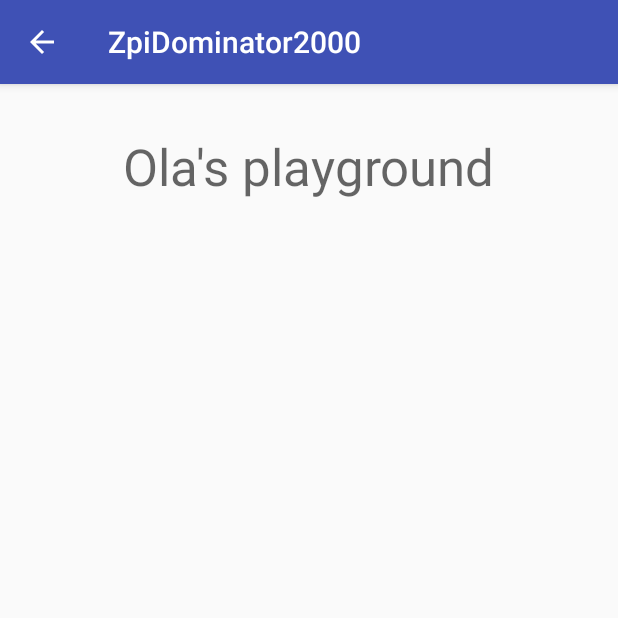
After one commit to shorti1996/ZpiDomator2000, an Android app: the AboutActivity screen opened directly, with no data from a screen before it, on a phone screen of 412 x 824 dp, the top half of it. The commit adds this screen. Run offline under Robolectric (Android 15) with nearby library versions, the phone set to English and light mode, and no system bars; our stand-ins replace RxJava.

Commit message:
about activity

```diff
--- a/app/src/main/AndroidManifest.xml
+++ b/app/src/main/AndroidManifest.xml
@@ -39,6 +39,7 @@
                 android:name="android.support.PARENT_ACTIVITY"
                 android:value="zpi.pls.zpidominator2000.MainActivity" />
         </activity>
+        <activity android:name=".AboutActivity"></activity>
     </application>
 
 </manifest>
--- /dev/null
+++ b/app/src/main/java/zpi/pls/AppCompatActivityWithBackButton.java
@@ -0,0 +1,39 @@
+package zpi.pls;
+
+import android.os.Bundle;
+import android.os.PersistableBundle;
+import android.support.annotation.Nullable;
+import android.support.v7.app.AppCompatActivity;
+import android.view.MenuItem;
+
+import zpi.pls.zpidominator2000.Utils;
+
+/**
+ * Created by wojciech.liebert on 02.06.2018.
+ */
+
+public abstract class AppCompatActivityWithBackButton extends AppCompatActivity {
+
+    @Override
+    public void onCreate(@Nullable Bundle savedInstanceState, @Nullable PersistableBundle persistentState) {
+        super.onCreate(savedInstanceState, persistentState);
+        Utils.setupActionBar(this);
+    }
+
+    @Override
+    protected void onCreate(@Nullable Bundle savedInstanceState) {
+        super.onCreate(savedInstanceState);
+        Utils.setupActionBar(this);
+    }
+
+    @Override
+    public boolean onOptionsItemSelected(MenuItem item) {
+        switch (item.getItemId()) {
+            case android.R.id.home:
+                onBackPressed();
+                return true;
+        }
+
+        return super.onOptionsItemSelected(item);
+    }
+}
--- /dev/null
+++ b/app/src/main/java/zpi/pls/zpidominator2000/AboutActivity.java
@@ -0,0 +1,17 @@
+package zpi.pls.zpidominator2000;
+
+import android.os.Bundle;
+
+import zpi.pls.AppCompatActivityWithBackButton;
+
+public class AboutActivity extends AppCompatActivityWithBackButton {
+
+    @Override
+    protected void onCreate(Bundle savedInstanceState) {
+        super.onCreate(savedInstanceState);
+        setContentView(R.layout.activity_about);
+
+        Utils.setupActionBar(this);
+    }
+
+}
--- a/app/src/main/java/zpi/pls/zpidominator2000/MainActivity.java
+++ b/app/src/main/java/zpi/pls/zpidominator2000/MainActivity.java
@@ -334,6 +334,9 @@ public class MainActivity extends AppCompatActivity
         } else if (id == R.id.nav_help) {
             Intent intent = new Intent(this, HelpActivity.class);
             startActivity(intent);
+        } else if (id == R.id.nav_about) {
+            Intent intent = new Intent(this, AboutActivity.class);
+            startActivity(intent);
         }
 
         DrawerLayout drawer = findViewById(R.id.drawer_layout);
--- a/app/src/main/java/zpi/pls/zpidominator2000/SettingsActivity.java
+++ b/app/src/main/java/zpi/pls/zpidominator2000/SettingsActivity.java
@@ -4,15 +4,15 @@ import android.content.Context;
 import android.content.Intent;
 import android.content.SharedPreferences;
 import android.os.Bundle;
-import android.support.v7.app.AppCompatActivity;
 import android.widget.Button;
 import android.widget.EditText;
 
 import com.jakewharton.rxbinding2.view.RxView;
 
+import zpi.pls.AppCompatActivityWithBackButton;
 import zpi.pls.zpidominator2000.Api.ZpiApiRetrofitClient;
 
-public class SettingsActivity extends AppCompatActivity {
+public class SettingsActivity extends AppCompatActivityWithBackButton {
 
     public EditText apiAddressVal;
     public Button apiAddressOk;
@@ -73,4 +73,5 @@ public class SettingsActivity extends AppCompatActivity {
         String apiAddress = sharedPref.getString(getString(R.string.setting_api_address_key), defaultValue);
         apiAddressVal.setText(apiAddress);
     }
+
 }
--- a/app/src/main/java/zpi/pls/zpidominator2000/Utils.java
+++ b/app/src/main/java/zpi/pls/zpidominator2000/Utils.java
@@ -1,6 +1,10 @@
 package zpi.pls.zpidominator2000;
 
+import android.annotation.TargetApi;
 import android.content.Context;
+import android.os.Build;
+import android.support.v7.app.ActionBar;
+import android.support.v7.app.AppCompatActivity;
 import android.util.Log;
 import android.widget.Toast;
 
@@ -31,4 +35,18 @@ public class Utils {
                 .subscribe();
     }
 
+    /**
+     * Set up the {@link android.app.ActionBar}, if the API is available.
+     */
+    @TargetApi(Build.VERSION_CODES.HONEYCOMB)
+    public static void setupActionBar(AppCompatActivity activity) {
+        if (Build.VERSION.SDK_INT >= Build.VERSION_CODES.HONEYCOMB) {
+            // Show the Up button in the action bar.
+            ActionBar supportActionBar = activity.getSupportActionBar();
+            if (supportActionBar != null) {
+                supportActionBar.setDisplayHomeAsUpEnabled(true);
+            }
+        }
+    }
+
 }
--- /dev/null
+++ b/app/src/main/res/layout/activity_about.xml
@@ -0,0 +1,21 @@
+<?xml version="1.0" encoding="utf-8"?>
+<android.support.constraint.ConstraintLayout xmlns:android="http://schemas.android.com/apk/res/android"
+    xmlns:app="http://schemas.android.com/apk/res-auto"
+    xmlns:tools="http://schemas.android.com/tools"
+    android:layout_width="match_parent"
+    android:layout_height="match_parent"
+    tools:context="zpi.pls.zpidominator2000.AboutActivity">
+
+    <TextView
+        android:id="@+id/textView"
+        android:layout_width="wrap_content"
+        android:layout_height="wrap_content"
+        android:layout_marginEnd="8dp"
+        android:layout_marginStart="8dp"
+        android:layout_marginTop="32dp"
+        android:text="Ola's playground"
+        android:textAppearance="@style/TextAppearance.AppCompat.Display1"
+        app:layout_constraintEnd_toEndOf="parent"
+        app:layout_constraintStart_toStartOf="parent"
+        app:layout_constraintTop_toTopOf="parent" />
+</android.support.constraint.ConstraintLayout>
```
Also changed, not shown: app/src/main/java/zpi/pls/zpidominator2000/HelpActivity.kt (+2 -7 lines), app/src/main/java/zpi/pls/zpidominator2000/LoginActivity.java (+0 -11 lines), app/src/main/res/drawable/ic_description_black_24dp.xml (added, +9 -0 lines), app/src/main/res/menu/activity_main_drawer.xml (+6 -1 lines).
